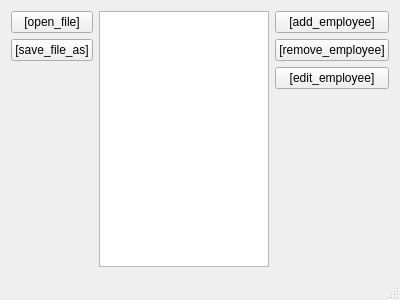
Qt form mainwindow.ui (m7k/Employees) before a commit.
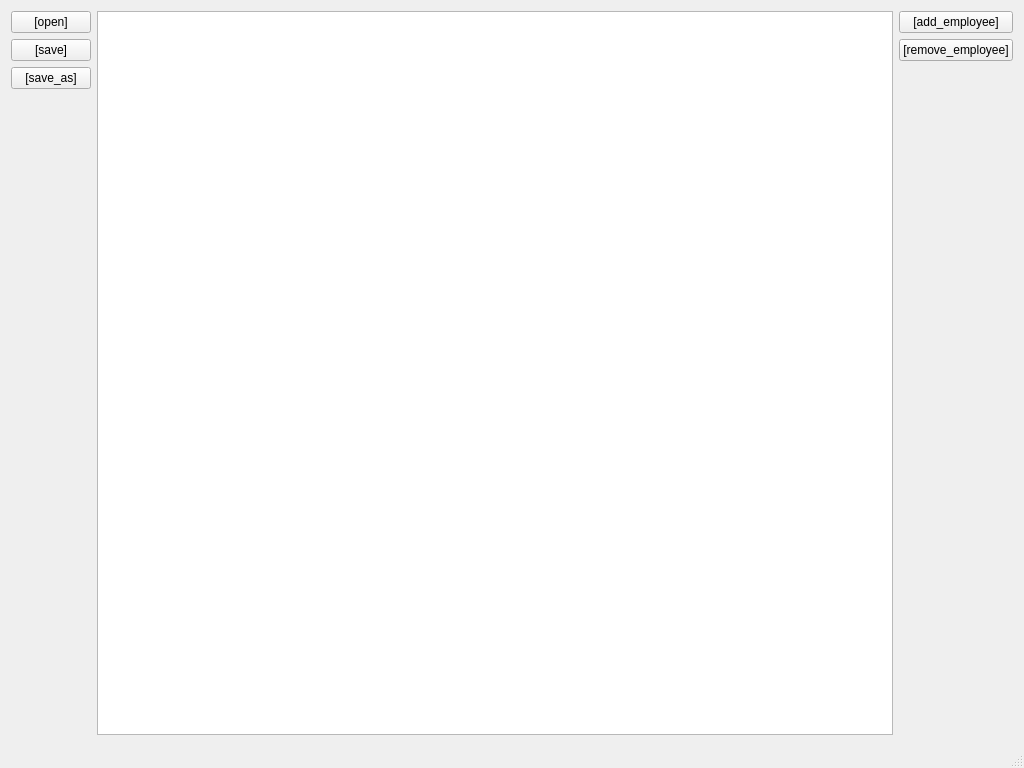
The same form after that commit.

Commit message: +  cleanup in main.cpp +  open/save/saveas seems to bee working (but not fully tested atm) -  edit button is removed, as you can edit each field of employee data by dbl click

Patch:
```diff
--- a/mainwindow.ui
+++ b/mainwindow.ui
@@ -6,8 +6,8 @@
    <rect>
     <x>0</x>
     <y>0</y>
-    <width>400</width>
-    <height>300</height>
+    <width>1024</width>
+    <height>768</height>
    </rect>
   </property>
   <property name="windowTitle">
@@ -20,14 +20,21 @@
       <item>
        <widget class="QPushButton" name="openBtn">
         <property name="text">
-         <string>[open_file]</string>
+         <string>[open]</string>
         </property>
        </widget>
       </item>
       <item>
        <widget class="QPushButton" name="saveBtn">
         <property name="text">
-         <string>[save_file_as]</string>
+         <string>[save]</string>
+        </property>
+       </widget>
+      </item>
+      <item>
+       <widget class="QPushButton" name="saveAsBtn">
+        <property name="text">
+         <string>[save_as]</string>
         </property>
        </widget>
       </item>
@@ -47,7 +54,17 @@
      </layout>
     </item>
     <item>
-     <widget class="QTreeView" name="employeesTreeView"/>
+     <widget class="QTreeView" name="employeesTreeView">
+      <property name="dragEnabled">
+       <bool>true</bool>
+      </property>
+      <property name="dragDropMode">
+       <enum>QAbstractItemView::DragDrop</enum>
+      </property>
+      <property name="defaultDropAction">
+       <enum>Qt::MoveAction</enum>
+      </property>
+     </widget>
     </item>
     <item>
      <layout class="QVBoxLayout" name="verticalLayout">
@@ -65,13 +82,6 @@
         </property>
        </widget>
       </item>
-      <item>
-       <widget class="QPushButton" name="editEmployee">
-        <property name="text">
-         <string>[edit_employee]</string>
-        </property>
-       </widget>
-      </item>
       <item>
        <spacer name="verticalSpacer">
         <property name="orientation">
```
The commit also changes 3 other files.
